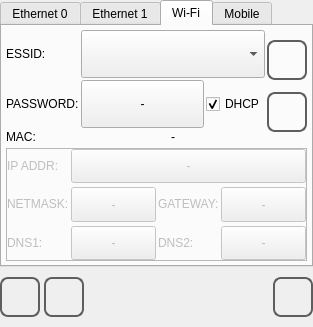
Above: qt_library/ATCMsystem/net_conf.ui from MECTsrl/mect_plugins before the change. Below: the same form after it.
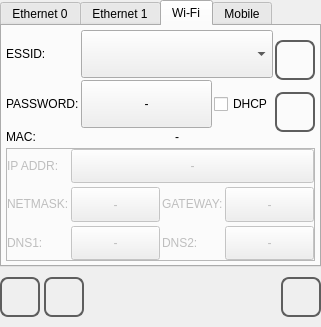
That is the form after the change. The open tabs and pages were chosen to show the change. Icons and pictures are not drawn.

Patch:
```diff
--- a/qt_library/ATCMsystem/net_conf.ui
+++ b/qt_library/ATCMsystem/net_conf.ui
@@ -6,7 +6,7 @@
    <rect>
     <x>0</x>
     <y>0</y>
-    <width>313</width>
+    <width>321</width>
     <height>327</height>
    </rect>
   </property>
@@ -714,7 +714,7 @@
               <string>DHCP</string>
              </property>
              <property name="checked">
-              <bool>true</bool>
+              <bool>false</bool>
              </property>
             </widget>
            </item>
```
Left out of the diff: 2 changed lines with no effect on the pictures.
